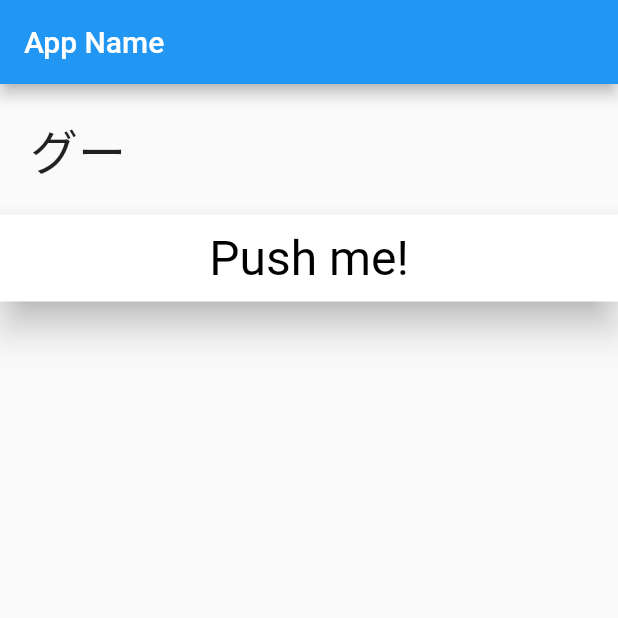
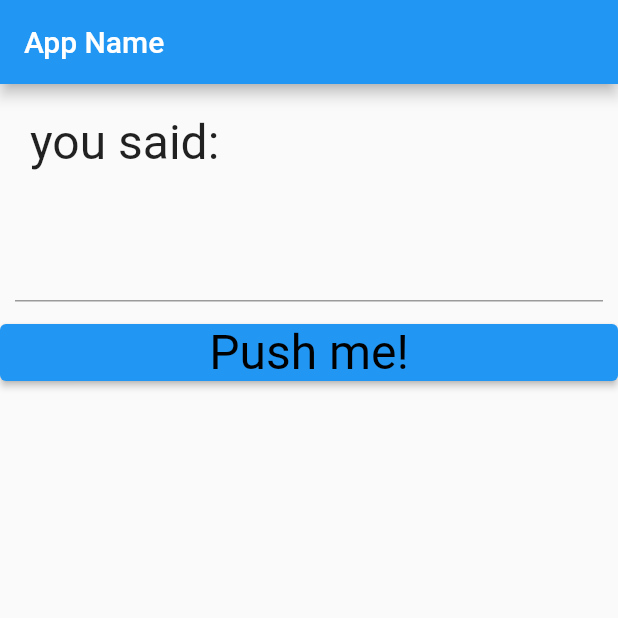
Before and after one commit to naokimakino/introduction-to-flutter3, a Flutter app: the screen it shows after launch, after a tap on "Push me!", on a phone screen of 412 x 824 dp, the top half of it. Run offline on Flutter 3.47's test engine with Material 2 defaults, Android fonts, the phone set to English and light mode, and no system bars.

Commit message:
feat(chapter3): list3_8

```diff
--- a/chapter3/lib/main.dart
+++ b/chapter3/lib/main.dart
@@ -29,7 +29,8 @@ class MyHomePage extends StatefulWidget {
 
 class _MyHomePageState extends State<MyHomePage> {
   static var _message = 'ok.';
-  static final _janken = <String>['グー', 'チョキ', 'パー'];
+  static final _controller = TextEditingController();
+
   @override
   Widget build(BuildContext context) {
     return Scaffold(
@@ -52,10 +53,18 @@ class _MyHomePageState extends State<MyHomePage> {
                       fontFamily: "Roboto"),
                 ),
               ),
-              RawMaterialButton(
-                fillColor: Colors.white,
-                elevation: 10.0,
+              Padding(
                 padding: const EdgeInsets.all(10.0),
+                child: TextField(
+                  controller: _controller,
+                  style: const TextStyle(
+                      fontSize: 28.0,
+                      color: Color(0xffFF0000),
+                      fontWeight: FontWeight.w400,
+                      fontFamily: "Roboto"),
+                ),
+              ),
+              ElevatedButton(
                 onPressed: buttonPressed,
                 child: const Text(
                   "Push me!",
@@ -72,7 +81,7 @@ class _MyHomePageState extends State<MyHomePage> {
 
   void buttonPressed() {
     setState(() {
-      _message = (_janken..shuffle()).first;
+      _message = 'you said: ${_controller.text}';
     });
   }
 }
```
